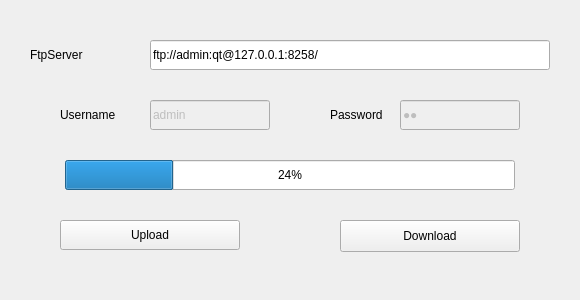
Qt form software/FTP-client/mainwindow.ui (netpipe/php-ffmpeg-streamer) before a commit.
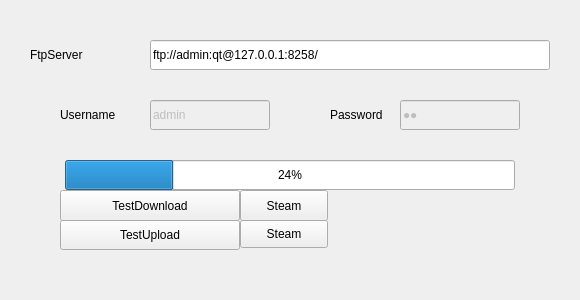
The same form after that commit. Icons and pictures are not drawn.

Diff of the .ui file:
```diff
--- a/software/FTP-client/mainwindow.ui
+++ b/software/FTP-client/mainwindow.ui
@@ -149,23 +149,49 @@
      <string notr="true">font: 10pt &quot;Arial&quot;;</string>
     </property>
     <property name="text">
-     <string>Upload</string>
+     <string>TestUpload</string>
     </property>
    </widget>
    <widget class="QPushButton" name="Btn_download">
     <property name="geometry">
      <rect>
-      <x>340</x>
-      <y>220</y>
+      <x>60</x>
+      <y>190</y>
       <width>180</width>
-      <height>32</height>
+      <height>31</height>
      </rect>
     </property>
     <property name="styleSheet">
      <string notr="true">font: 10pt &quot;Arial&quot;;</string>
     </property>
     <property name="text">
-     <string>Download</string>
+     <string>TestDownload</string>
+    </property>
+   </widget>
+   <widget class="QPushButton" name="streambtn">
+    <property name="geometry">
+     <rect>
+      <x>240</x>
+      <y>220</y>
+      <width>88</width>
+      <height>28</height>
+     </rect>
+    </property>
+    <property name="text">
+     <string>Steam</string>
+    </property>
+   </widget>
+   <widget class="QPushButton" name="pushButton_2">
+    <property name="geometry">
+     <rect>
+      <x>240</x>
+      <y>190</y>
+      <width>88</width>
+      <height>31</height>
+     </rect>
+    </property>
+    <property name="text">
+     <string>Steam</string>
     </property>
    </widget>
   </widget>
```
